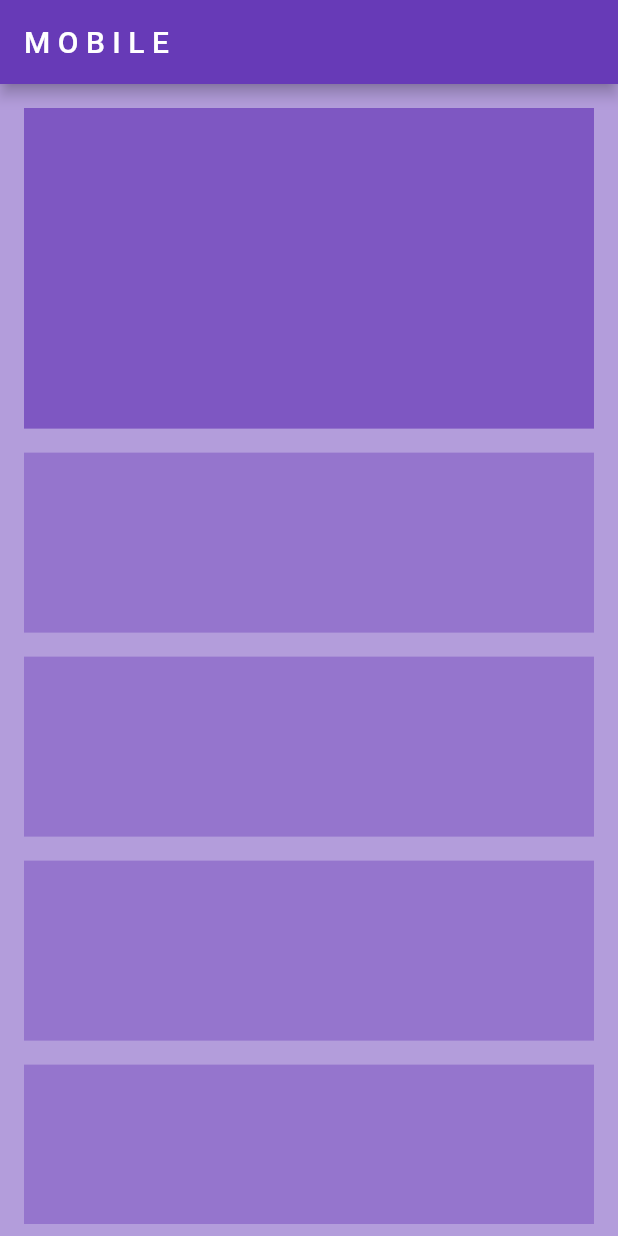
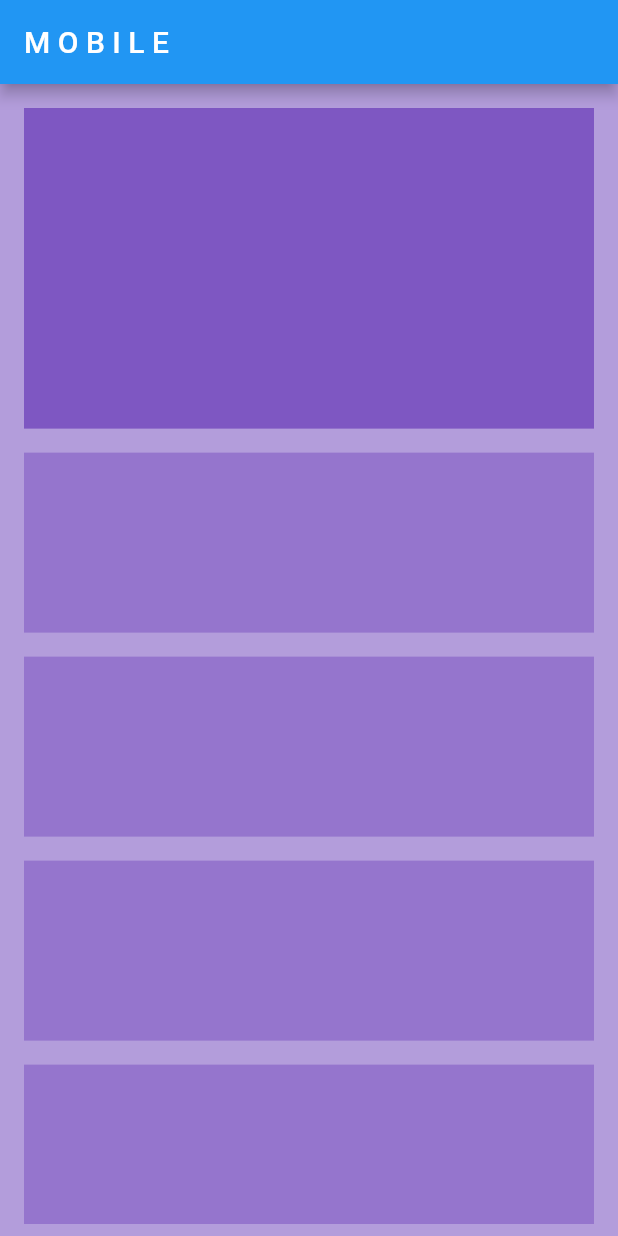
Before and after one commit to jdelano0310/StapesfanFlutter, a Flutter app: the screen it shows after launch, on a phone screen of 412 x 824 dp. Run offline on Flutter 3.47's test engine with Material 2 defaults, Android fonts, the phone set to English and light mode, and no system bars; our stand-ins replace hexcolor.

Commit message:
doing a little styling

```diff
--- a/lib/homepage.dart
+++ b/lib/homepage.dart
@@ -15,8 +15,8 @@ class _HomePageState extends State<HomePage> {
   Widget build(BuildContext context) {
     return Scaffold(
       body: ResponsiveLayout(
-        mobileBody: MyMobileBody(),
-        desktopBody: MyDesktopBody(),
+        mobileBody: const MyMobileBody(),
+        desktopBody: const MyDesktopBody(),
       ),
     );
   }
--- a/lib/main.dart
+++ b/lib/main.dart
@@ -15,7 +15,6 @@ class MyApp extends StatelessWidget {
     return MaterialApp(
       debugShowCheckedModeBanner: false,
       home: HomePage(),
-      theme: ThemeData(primarySwatch: Colors.deepPurple),
     );
   }
 }
--- a/lib/responsive/dimensions.dart
+++ /dev/null
@@ -1,3 +0,0 @@
-// set the common device dimensions here for mobile / tablet / desktop
-
-const mobileWidth = 600;
--- a/lib/responsive/mobile_body.dart
+++ b/lib/responsive/mobile_body.dart
@@ -8,7 +8,7 @@ class MyMobileBody extends StatelessWidget {
     return Scaffold(
       backgroundColor: Colors.deepPurple[200],
       appBar: AppBar(
-        title: Text('M O B I L E'),
+        title: const Text('M O B I L E'),
       ),
       body: Padding(
         padding: const EdgeInsets.all(8.0),
--- a/lib/responsive/responsive_layout.dart
+++ b/lib/responsive/responsive_layout.dart
@@ -1,5 +1,5 @@
 import 'package:flutter/material.dart';
-import 'dimensions.dart';
+import 'constants.dart';
 
 class ResponsiveLayout extends StatelessWidget {
   final Widget mobileBody;
```
Also changed, not shown: lib/responsive/constants.dart (added, +11 -0 lines), lib/responsive/desktop_body.dart (+24 -7 lines), pubspec.yaml (+4 -3 lines), assets/images/5-13-22 Thumbnail for vaccine sample .png (added), assets/images/6-27-22 BGCC Hosting 1.png (added), assets/images/bg01.png (added), assets/images/bg02.png (added), assets/images/facebook.png (added), assets/images/instagram.png (added), assets/images/twitter.png (added), pubspec.lock.
